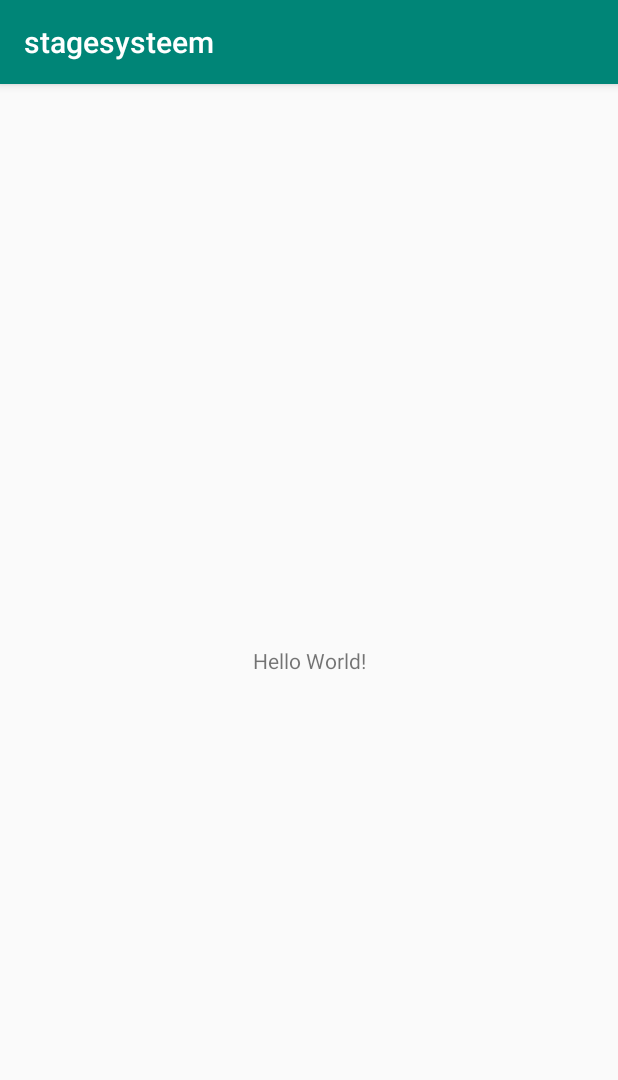
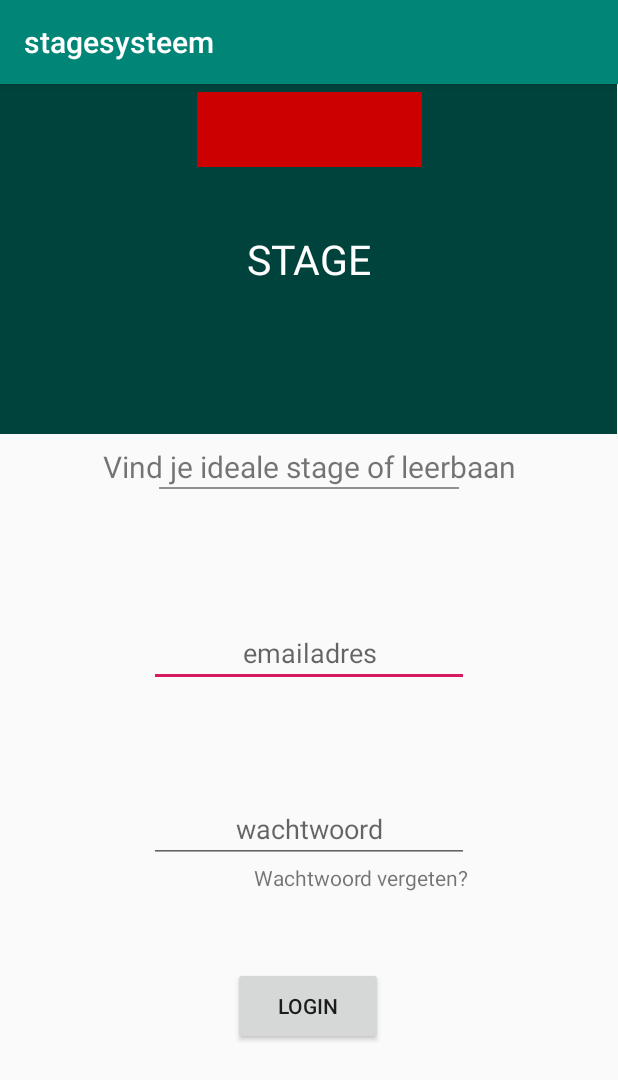
Before and after one commit to nicolaydammer/eindopdracht-stagesysteem, an Android app: the screen it shows after launch (MainActivity), on a phone screen of 412 x 824 dp. Shown: the top 1080 px of the screen. Run offline under Robolectric (Android 15) with nearby library versions, the phone set to English and light mode, and no system bars.

Commit message:
update android app

```diff
--- a/applicaties/android app/app/build.gradle
+++ b/applicaties/android app/app/build.gradle
@@ -26,4 +26,6 @@ dependencies {
     testImplementation 'junit:junit:4.12'
     androidTestImplementation 'androidx.test:runner:1.1.1'
     androidTestImplementation 'androidx.test.espresso:espresso-core:3.1.1'
+    implementation 'androidx.cardview:cardview:1.0.0'
+    implementation 'androidx.recyclerview:recyclerview:1.1.0'
 }
--- a/applicaties/android app/app/src/main/java/com/example/stagesysteem/MainActivity.java
+++ b/applicaties/android app/app/src/main/java/com/example/stagesysteem/MainActivity.java
@@ -2,12 +2,21 @@ package com.example.stagesysteem;
 
 import androidx.appcompat.app.AppCompatActivity;
 
+import android.graphics.Bitmap;
+import android.graphics.BitmapFactory;
 import android.os.Bundle;
+import android.widget.ImageView;
+
+import java.io.IOException;
+import java.net.MalformedURLException;
+import java.net.URL;
 
 public class MainActivity extends AppCompatActivity {
 
     @Override
     protected void onCreate(Bundle savedInstanceState) {
+
+        ImageView Background = this.findViewById(R.id.background);
         super.onCreate(savedInstanceState);
         setContentView(R.layout.activity_main);
     }
--- a/applicaties/android app/app/src/main/res/layout/activity_main.xml
+++ b/applicaties/android app/app/src/main/res/layout/activity_main.xml
@@ -6,13 +6,107 @@
     android:layout_height="match_parent"
     tools:context=".MainActivity">
 
+    <ImageView
+        android:id="@+id/background"
+        android:layout_width="411dp"
+        android:layout_height="233dp"
+        android:scaleType="centerCrop"
+        android:tint="#7E000000"
+        app:layout_constraintEnd_toEndOf="parent"
+        app:layout_constraintHorizontal_bias="0.0"
+        app:layout_constraintStart_toStartOf="parent"
+        app:layout_constraintTop_toTopOf="parent"
+        app:srcCompat="@color/colorPrimary"
+        tools:srcCompat="@drawable/alfa" />
+
+    <ImageView
+        android:id="@+id/Logo"
+        android:layout_width="150dp"
+        android:layout_height="50dp"
+        android:layout_marginTop="5dp"
+        android:scaleType="centerCrop"
+        app:layout_constraintEnd_toEndOf="parent"
+        app:layout_constraintStart_toStartOf="parent"
+        app:layout_constraintTop_toTopOf="@+id/background"
+        app:srcCompat="@android:color/holo_red_dark"
+        tools:srcCompat="@drawable/ic_launcher_foreground" />
+
     <TextView
+        android:id="@+id/Title"
         android:layout_width="wrap_content"
         android:layout_height="wrap_content"
-        android:text="Hello World!"
-        app:layout_constraintBottom_toBottomOf="parent"
-        app:layout_constraintLeft_toLeftOf="parent"
-        app:layout_constraintRight_toRightOf="parent"
+        android:text="STAGE"
+        android:textColor="#FFFFFF"
+        android:textSize="27sp"
+        app:layout_constraintBottom_toBottomOf="@+id/background"
+        app:layout_constraintEnd_toEndOf="parent"
+        app:layout_constraintStart_toStartOf="parent"
         app:layout_constraintTop_toTopOf="parent" />
 
+    <TextView
+        android:id="@+id/Slogan"
+        android:layout_width="wrap_content"
+        android:layout_height="wrap_content"
+        android:layout_marginTop="8dp"
+        android:text="Vind je ideale stage of leerbaan"
+        android:textSize="20sp"
+        app:layout_constraintEnd_toEndOf="parent"
+        app:layout_constraintStart_toStartOf="parent"
+        app:layout_constraintTop_toBottomOf="@+id/background" />
+
+    <View
+        android:id="@+id/divider"
+        android:layout_width="200dp"
+        android:layout_height="1dp"
+        android:background="#777474"
+        android:backgroundTint="#949090"
+        app:layout_constraintEnd_toEndOf="parent"
+        app:layout_constraintStart_toStartOf="parent"
+        app:layout_constraintTop_toBottomOf="@+id/Slogan" />
+
+    <EditText
+        android:id="@+id/editText"
+        android:layout_width="wrap_content"
+        android:layout_height="wrap_content"
+        android:layout_marginTop="88dp"
+        android:ems="10"
+        android:hint="emailadres"
+        android:inputType="textEmailAddress"
+        android:textAlignment="center"
+        app:layout_constraintEnd_toEndOf="parent"
+        app:layout_constraintStart_toStartOf="parent"
+        app:layout_constraintTop_toBottomOf="@+id/Slogan" />
+
+    <EditText
+        android:id="@+id/editText2"
+        android:layout_width="wrap_content"
+        android:layout_height="wrap_content"
+        android:layout_marginTop="72dp"
+        android:ems="10"
+        android:hint="wachtwoord"
+        android:inputType="textPassword"
+        android:textAlignment="center"
+        app:layout_constraintEnd_toEndOf="parent"
+        app:layout_constraintStart_toStartOf="parent"
+        app:layout_constraintTop_toBottomOf="@+id/editText" />
+
+    <Button
+        android:id="@+id/button"
+        android:layout_width="100dp"
+        android:layout_height="52dp"
+        android:layout_marginTop="50dp"
+        android:text="Login"
+        app:layout_constraintEnd_toEndOf="parent"
+        app:layout_constraintHorizontal_bias="0.498"
+        app:layout_constraintStart_toStartOf="parent"
+        app:layout_constraintTop_toBottomOf="@+id/textView" />
+
+    <TextView
+        android:id="@+id/textView"
+        android:layout_width="wrap_content"
+        android:layout_height="wrap_content"
+        android:text="Wachtwoord vergeten?"
+        app:layout_constraintEnd_toEndOf="@+id/editText2"
+        app:layout_constraintTop_toBottomOf="@+id/editText2" />
+
 </androidx.constraintlayout.widget.ConstraintLayout>
--- a/applicaties/android app/build.gradle
+++ b/applicaties/android app/build.gradle
@@ -7,7 +7,7 @@ buildscript {
 
     }
     dependencies {
-        classpath 'com.android.tools.build:gradle:3.5.0'
+        classpath 'com.android.tools.build:gradle:3.5.1'
 
         // NOTE: Do not place your application dependencies here; they belong
         // in the individual module build.gradle files
```
Also changed, not shown: applicaties/android app/app/src/main/res/layout/hoofdpagina.xml (added, +171 -0 lines), applicaties/android app/app/src/main/res/drawable/alfa.jpg (added), applicaties/android app/app/src/main/res/drawable/alfacollegelogo.png (added).
